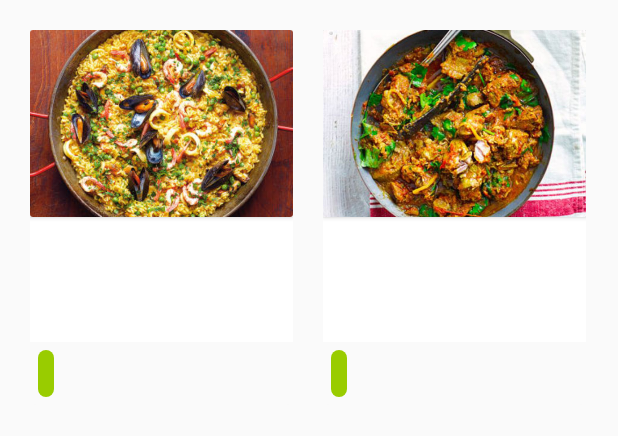
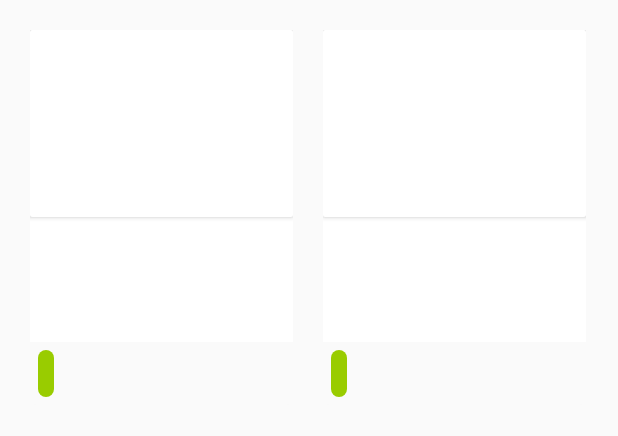
Before and after one commit to franciscomatos/FoodIST, an Android app: the layout activity_menu_dish.xml on its own in the app's theme, with its tools: preview values and no code run, on a phone screen of 412 x 824 dp. Shown: the top 436 px of the screen. Run offline under Robolectric (Android 15) with nearby library versions, the light colour scheme and no system bars.

Commit message:
removed default picture on dish creation

```diff
--- a/app/src/main/res/layout/activity_menu_dish.xml
+++ b/app/src/main/res/layout/activity_menu_dish.xml
@@ -28,8 +28,8 @@
                 android:layout_width="match_parent"
                 android:layout_height="match_parent"
                 android:background="@drawable/menu_top_rounded_corners"
-                android:scaleType="centerCrop"
-                app:srcCompat="@drawable/food3" />
+                android:scaleType="centerCrop" />
+<!--                app:srcCompat="@drawable/food3" />-->
 
         </androidx.cardview.widget.CardView>
 
@@ -113,8 +113,8 @@
                 android:layout_width="match_parent"
                 android:layout_height="match_parent"
                 android:background="@drawable/menu_top_rounded_corners"
-                android:scaleType="centerCrop"
-                app:srcCompat="@drawable/food2" />
+                android:scaleType="centerCrop" />
+<!--                app:srcCompat="@drawable/food2" />-->
 
         </androidx.cardview.widget.CardView>
 
```
